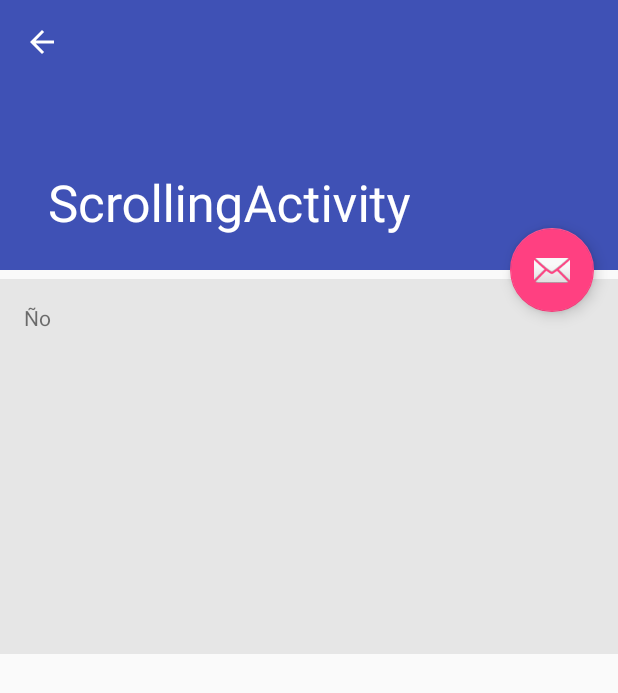
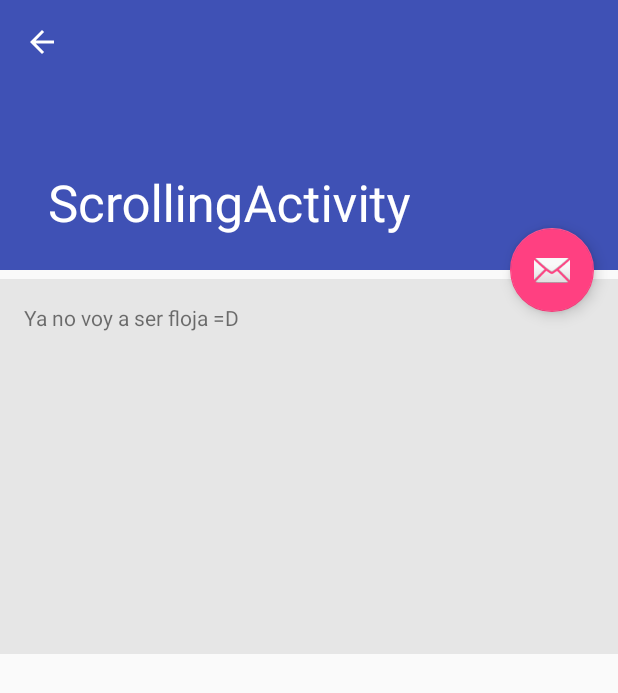
Before and after one commit to virip/Class1, an Android app: the ScrollingActivity screen opened directly, with no data from a screen before it, on a phone screen of 412 x 824 dp. Shown: the top 693 px of the screen. Run offline under Robolectric (Android 15) with nearby library versions, the phone set to English and light mode, and no system bars.

Commit message:
Cambié el texto.

```diff
--- a/app/src/main/java/com/example/developer/class1/activities/ScrollingActivity.java
+++ b/app/src/main/java/com/example/developer/class1/activities/ScrollingActivity.java
@@ -32,7 +32,7 @@ public class ScrollingActivity extends AppCompatActivity {
         if(savedInstanceState==null){
             Fragment1 f1 = new Fragment1();
             Bundle args1 = new Bundle();
-            args1.putString("texto","Ño");
+            args1.putString("texto","Ya no voy a ser floja =D");
             f1.setArguments(args1);
             getSupportFragmentManager()
                     .beginTransaction()
```
